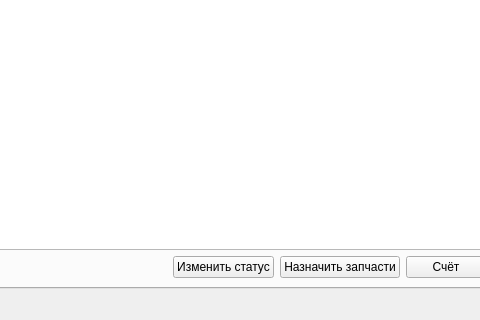
Qt form mainwindow.ui (Dkwia/RepairShopApp) before a commit; both pictures show x 386 to 866 and y 330 to 650 of the 1000 by 650 pixel window.
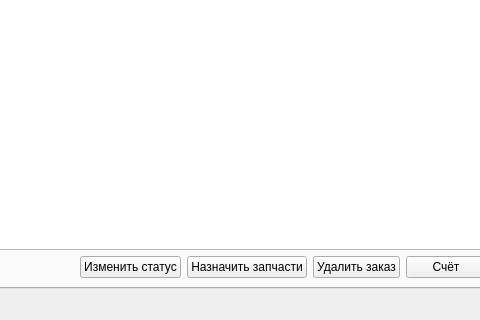
The same form after that commit. The open tabs and pages were chosen to show the change.

Commit message: delete order list from manager view and add delete order button

Patch:
```diff
--- a/mainwindow.ui
+++ b/mainwindow.ui
@@ -157,6 +157,13 @@
             </property>
            </widget>
           </item>
+          <item>
+           <widget class="QPushButton" name="btnDeleteOrder">
+            <property name="text">
+             <string>Удалить заказ</string>
+            </property>
+           </widget>
+          </item>
           <item>
            <widget class="QPushButton" name="btnInvoice_2">
             <property name="text">
```
Left out of the diff: 2 changed lines with no effect on the pictures. Lines whose indentation alone changed are shown as unchanged. The commit also changes 3 other files.
